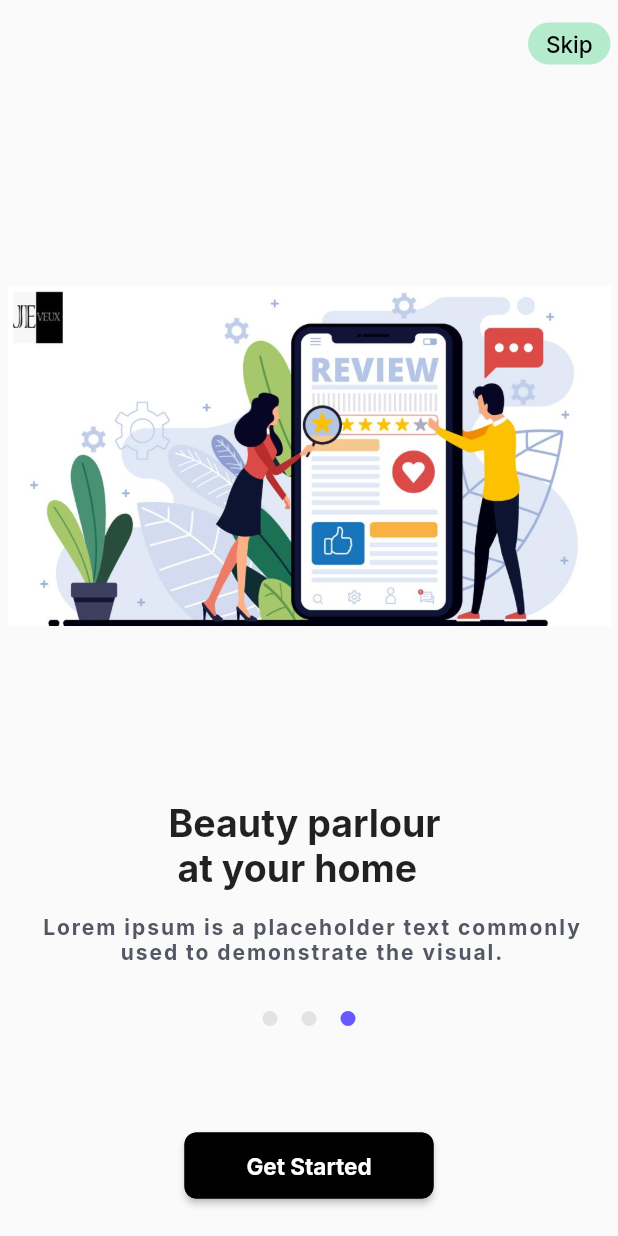
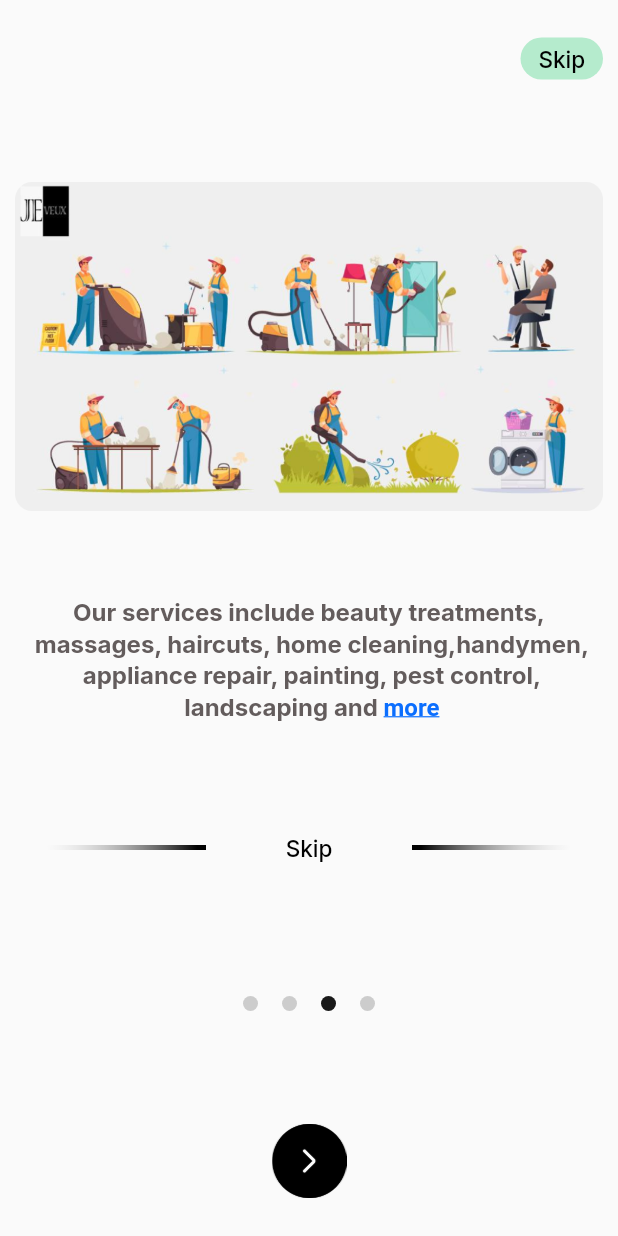
Before and after one commit to JitendraSinghRathore/jv_app, a Flutter app: the screen it shows after launch, swiped to page 3, on a phone screen of 412 x 824 dp. Run offline on Flutter 3.47's test engine with Material 2 defaults, Android fonts, the phone set to English and light mode, and no system bars; our stand-ins replace badges, cached_network_image, carousel_slider, flutter_otp_text_field, flutter_screenutil, font_awesome_flutter and 4 more; missing offline and left inert: country_calling_code_picker.

Commit message:
07-12-2022

```diff
--- a/lib/resources/app_assets.dart
+++ b/lib/resources/app_assets.dart
@@ -12,14 +12,9 @@ class AppAssets {
   static const String onBoardingThree = 'assets/images/onBoardingThree.png';
   static const String nextOnBoarding = 'assets/images/next_onBoarding.png';
 
-
-  static const String one = 'assets/images/1.jpeg';
-  static const String two = 'assets/images/2.jpeg';
-  static const String three = 'assets/images/3.jpeg';
-  static const String four = 'assets/images/4.jpeg';
-  static const String five = 'assets/images/5.jpeg';
-  static const String six = 'assets/images/6.jpeg';
-  static const String seven = 'assets/images/7.jpeg';
+  static const String onBoardingBottom = 'assets/images/onBoardoingBottom.png';
+  static const String onBoardingLineLeft = 'assets/images/onBoardingLine_left.png';
+  static const String onBoardingLineRight = 'assets/images/onBoardingLine_right.png';
 
  // verification Screen Assets
   static const String verification = 'assets/images/verification_back.png';
--- a/lib/resources/strings.dart
+++ b/lib/resources/strings.dart
@@ -6,10 +6,10 @@ class AppStrings {
   static const String userButton = "JV User";
 
   // Welcome onBoardingScreen
-  static const String onBoardingTitleOne = "Beauty parlour \n at your home";
-  static const String onBoardingSubTitleOne = " Lorem ipsum is a placeholder text commonly \n used to demonstrate the visual.";
-  static const String onBoardingTitleTwo = " Plumber & expart nearby you";
-  static const String onBoardingTitleThree = "Professional home cleaning";
+  static const String onBoardingTitleOne = "JeVeux Home services";
+  static const String onBoardingTitleTwo = "Book reliable & high quality services delivered\n by trained professionals conveniently \nat home";
+  static const String onBoardingTitleThree = "Our services include beauty treatments,\n massages, haircuts, home cleaning,handymen,\n appliance repair, painting, pest control,\n landscaping and ";
+  static const String onBoardingTitleFour = "Not pleased with our services or if you did not\nhave a good experience you will be refunded\n for unsatisfied portion";
   static const String onBoardingGetStartButton = "Get Started";
   static const String onBoardingSkipButton = "Skip";
 
--- a/lib/screens/onboarding_screen.dart
+++ b/lib/screens/onboarding_screen.dart
@@ -20,7 +20,7 @@ class OnBoardongScreen extends StatefulWidget {
 class _OnBoardongScreenState extends State<OnBoardongScreen> {
   late PageController _pageController;
   RxInt _pageIndex = 0.obs;
-  final int _numPages = 3;
+  final int _numPages = 4;
   int _currentPage = 0;
 
   List<Widget> _buildPageIndicator() {
@@ -38,7 +38,7 @@ class _OnBoardongScreenState extends State<OnBoardongScreen> {
       height: 10.0,
       width: isActive ? 10.0 : 10.0,
       decoration: BoxDecoration(
-        color: isActive ? const Color(0xFF6759FF) : const Color(0xF0E2E2E2),
+        color: isActive ? const Color(0xFF191919) : const Color(0xFFCCCCCC),
         borderRadius: const BorderRadius.all(Radius.circular(12)),
       ),
     );
@@ -63,14 +63,12 @@ class _OnBoardongScreenState extends State<OnBoardongScreen> {
         child: Container(
           width: MediaQuery.of(context).size.width,
           height: MediaQuery.of(context).size.height,
-          padding: const EdgeInsets.only(left: 5, right: 5),
-          child: Column(
+          child: Stack(
             children: [
-              SizedBox(
-                height: 15,
-                width: 5,
-              ),
-              Align(
+              Container(
+                padding:
+                    EdgeInsets.only(left: 10, right: 10, top: 25, bottom: 5),
+                child: Align(
                   alignment: FractionalOffset.topRight,
                   child: Container(
                     width: 55,
@@ -78,7 +76,8 @@ class _OnBoardongScreenState extends State<OnBoardongScreen> {
                       color: Color(0xffB5EBCD),
                       borderRadius: BorderRadius.all(Radius.circular(15)),
                     ),
-                  padding: EdgeInsets.only(left: 10,right: 10,top: 5,bottom: 5),
+                    padding:
+                        EdgeInsets.only(left: 10, right: 10, top: 5, bottom: 5),
                     child: Text(AppStrings.onBoardingSkipButton,
                         textAlign: TextAlign.center,
                         style: GoogleFonts.inter(
@@ -90,11 +89,18 @@ class _OnBoardongScreenState extends State<OnBoardongScreen> {
                         )),
                   ),
                 ),
-              const SizedBox(
-                height: 1,
               ),
+             /* Align(
+                alignment: Alignment.bottomCenter,
+                child: Image(
+                  image: const AssetImage(
+                    AppAssets.onBoardingBottom,
+                  ),
+                  fit: BoxFit.fitWidth,
+                  width: MediaQuery.of(context).size.width,
+                ),
+              ),*/
               SizedBox(
-                height: 630.0,
                 width: MediaQuery.of(context).size.width,
                 child: PageView(
                   physics: const BouncingScrollPhysics(),
@@ -106,118 +112,134 @@ class _OnBoardongScreenState extends State<OnBoardongScreen> {
                   },
                   children: <Widget>[
                     Padding(
-                      padding: const EdgeInsets.only(top: 0, left: 0, right: 0),
+                      padding:
+                          const EdgeInsets.only(top: 20, left: 0, right: 0),
                       child: Column(
                         crossAxisAlignment: CrossAxisAlignment.center,
                         children: <Widget>[
                           SizedBox(
-                            height: 25,
+                            height: 45,
                           ),
                           Image(
                             image: const AssetImage(
-                              AppAssets.five,
+                              AppAssets.onBoardingOne,
                             ),
-                            height: 450,
-                            fit: BoxFit.contain,
+                            height: 332,
+                            fit: BoxFit.scaleDown,
                             width: MediaQuery.of(context).size.width,
                           ),
-                          const SizedBox(height: 5.0),
                           Text(
                             AppStrings.onBoardingTitleOne,
                             style: GoogleFonts.inter(
                                 textStyle: TextStyle(
-                                    fontSize: 30, fontWeight: FontWeight.w700)),
-                          ),
-                          SizedBox(
-                            height: 15,
-                          ),
-                          Text(
-                            AppStrings.onBoardingSubTitleOne,
-                            textAlign: TextAlign.center,
-                            style: GoogleFonts.inter(
-                                textStyle: TextStyle(
-                                    fontSize: 14,
-                                    fontWeight: FontWeight.w700,
-                                    letterSpacing: 1.3,
-                                    color: Color(0xff535763))),
+                                    height: 1.3,
+                                    color: Color(0xff635C5C),
+                                    fontSize: 16,
+                                    fontWeight: FontWeight.w700)),
                           ),
                         ],
                       ),
                     ),
                     Padding(
-                      padding: const EdgeInsets.only(top: 0, left: 0, right: 0),
+                      padding:
+                          const EdgeInsets.only(top: 20, left: 10, right: 10),
                       child: Column(
                         crossAxisAlignment: CrossAxisAlignment.center,
                         children: <Widget>[
                           SizedBox(
-                            height: 35,
+                            height: 45,
                           ),
                           Image(
                             image: const AssetImage(
-                              AppAssets.six,
+                              AppAssets.onBoardingTwo,
                             ),
-                            height: 450,
-                            fit: BoxFit.contain,
+                            height: 332,
+                            fit: BoxFit.fitWidth,
                             width: MediaQuery.of(context).size.width,
                           ),
-                          const SizedBox(height: 5.0),
                           Text(
-                            AppStrings.onBoardingTitleOne,
-                            style: GoogleFonts.inter(
-                                textStyle: TextStyle(
-                                    fontSize: 25, fontWeight: FontWeight.w700)),
-                          ),
-                          SizedBox(
-                            height: 15,
-                          ),
-                          Text(
-                            AppStrings.onBoardingSubTitleOne,
+                            AppStrings.onBoardingTitleTwo,
                             textAlign: TextAlign.center,
                             style: GoogleFonts.inter(
                                 textStyle: TextStyle(
-                                    fontSize: 14,
-                                    fontWeight: FontWeight.w700,
-                                    letterSpacing: 1.3,
-                                    color: Color(0xff535763))),
+                                    height: 1.3,
+                                    color: Color(0xff635C5C),
+                                    fontSize: 16,
+                                    fontWeight: FontWeight.w700)),
                           ),
                         ],
                       ),
                     ),
                     Padding(
-                      padding: const EdgeInsets.only(top: 0, left: 0, right: 0),
+                      padding:
+                          const EdgeInsets.only(top: 20, left: 10, right: 10),
                       child: Column(
                         crossAxisAlignment: CrossAxisAlignment.center,
                         children: <Widget>[
                           SizedBox(
-                            height: 35,
+                            height: 45,
                           ),
                           Image(
                             image: const AssetImage(
-                              AppAssets.seven,
+                              AppAssets.onBoardingThree,
                             ),
-                            height: 450,
-                            fit: BoxFit.contain,
+                            height: 332,
+                            fit: BoxFit.fitWidth,
                             width: MediaQuery.of(context).size.width,
                           ),
-                          const SizedBox(height: 5.0),
-                          Text(
-                            AppStrings.onBoardingTitleOne,
+                          RichText(
+                            textAlign: TextAlign.center,
+                            text: TextSpan(
+                              text: AppStrings.onBoardingTitleThree,
                               style: GoogleFonts.inter(
                                   textStyle: TextStyle(
-                                    fontSize: 25, fontWeight: FontWeight.w700)),
+
+                                      height: 1.3,
+                                      color: Color(0xff635C5C),
+                                      fontSize: 16,
+                                      fontWeight: FontWeight.w700)),
+                              children: const <TextSpan>[
+                                TextSpan(
+
+                                    text: 'more',
+                                    style: TextStyle(
+                                        decoration: TextDecoration.underline,
+                                        height: 1.3,
+                                        color: Color(0xff0B6EFE),
+                                        fontSize: 16,
+                                        fontWeight: FontWeight.w700)),
+                              ],
                             ),
+                          )
+                        ],
+                      ),
+                    ),
+                    Padding(
+                      padding:
+                      const EdgeInsets.only(top: 20, left: 10, right: 10),
+                      child: Column(
+                        crossAxisAlignment: CrossAxisAlignment.center,
+                        children: <Widget>[
                           SizedBox(
-                            height: 15,
+                            height: 45,
+                          ),
+                          Image(
+                            image: const AssetImage(
+                              AppAssets.onBoardingThree,
+                            ),
+                            height: 332,
+                            fit: BoxFit.fitWidth,
+                            width: MediaQuery.of(context).size.width,
                           ),
                           Text(
-                            AppStrings.onBoardingSubTitleOne,
+                            AppStrings.onBoardingTitleFour,
                             textAlign: TextAlign.center,
                             style: GoogleFonts.inter(
                                 textStyle: TextStyle(
-                                    fontSize: 14,
-                                    fontWeight: FontWeight.w700,
-                                    letterSpacing: 1.3,
-                                    color: Color(0xff535763))),
+                                    height: 1.3,
+                                    color: Color(0xff635C5C),
+                                    fontSize: 16,
+                                    fontWeight: FontWeight.w700)),
                           ),
                         ],
                       ),
@@ -225,13 +247,63 @@ class _OnBoardongScreenState extends State<OnBoardongScreen> {
                   ],
                 ),
               ),
-              Row(
+
+              Align(
+                alignment: Alignment.bottomCenter,
+                child: Container(
+                  padding: EdgeInsets.only(bottom: 150),
+                  child: Row(
                     mainAxisAlignment: MainAxisAlignment.center,
                     children: _buildPageIndicator(),
                   ),
+                ),
+              ),
               const Spacer(),
+
+              Align(
+                alignment: Alignment.bottomCenter,
+                child: Container(
+                  padding: EdgeInsets.only(bottom: 250),
+                  child: Row(
+
+                    children: [
+                      Expanded(child: Image(
+                        image: const AssetImage(
+                          AppAssets.onBoardingLineLeft,
+                        ),
+                        fit: BoxFit.contain,
+                        width: MediaQuery.of(context).size.width,
+                      ),),
+                      SizedBox(height: 5,),
+                      Expanded(
+                        child: Text(AppStrings.onBoardingSkipButton,
+                          textAlign: TextAlign.center,
+                          style: GoogleFonts.inter(
+                            textStyle: TextStyle(
+                              fontWeight: FontWeight.w500,
+                              fontSize: 15,
+                              color: Colors.black,
+                            ),
+                          )),),
+                      Expanded(child: Image(
+                        image: const AssetImage(
+                          AppAssets.onBoardingLineRight,
+                        ),
+                        fit: BoxFit.contain,
+                        width: MediaQuery.of(context).size.width,
+                      ),)
+                    ],
+                  ),
+                ),
+              ),
+
+
+              Column(
+                mainAxisAlignment: MainAxisAlignment.end,
+                children: [
                   Container(
-                padding: const EdgeInsets.only(left: 20, right: 20, bottom: 25),
+                    padding:
+                        const EdgeInsets.only(left: 20, right: 20, bottom: 25),
                     child: Row(
                       mainAxisAlignment: MainAxisAlignment.center,
                       children: [
@@ -271,7 +343,8 @@ class _OnBoardongScreenState extends State<OnBoardongScreen> {
                                   },
                                   child: Container(
                                     padding: EdgeInsets.all(12),
-                                child: Text(AppStrings.onBoardingGetStartButton,
+                                    child: Text(
+                                        AppStrings.onBoardingGetStartButton,
                                         style: GoogleFonts.inter(
                                           textStyle: TextStyle(
                                             fontWeight: FontWeight.w700,
@@ -284,6 +357,8 @@ class _OnBoardongScreenState extends State<OnBoardongScreen> {
                       ],
                     ),
                   ),
+                ],
+              )
             ],
           ),
         ),
```
Also changed, not shown: assets/images/1.jpeg (deleted), assets/images/2.jpeg (deleted), assets/images/3.jpeg (deleted), assets/images/4.jpeg (deleted), assets/images/5.jpeg (deleted), assets/images/6.jpeg (deleted), assets/images/7.jpeg (deleted), assets/images/onBoardingLine_left.png (added), assets/images/onBoardingLine_right.png (added), assets/images/onBoardingOne.png, assets/images/onBoardingThree.png, assets/images/onBoardingTwo.png, assets/images/onBoardoingBottom.png (added). Lines whose indentation alone changed are shown as unchanged.
